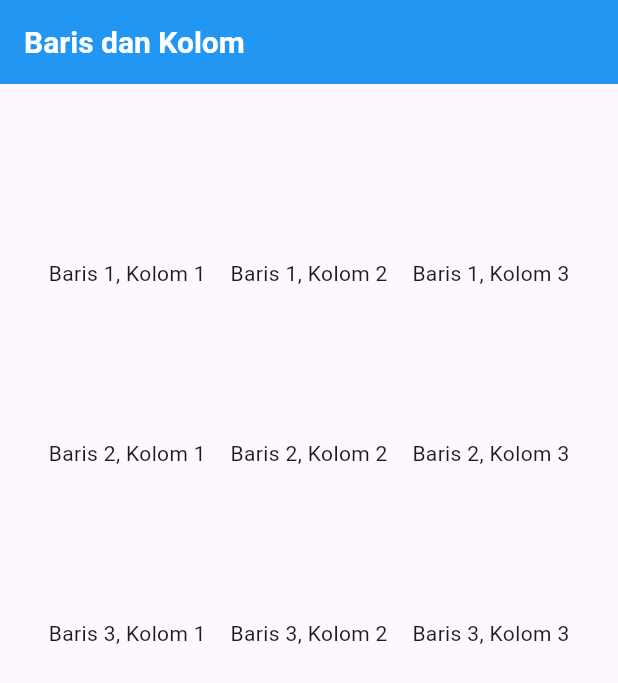
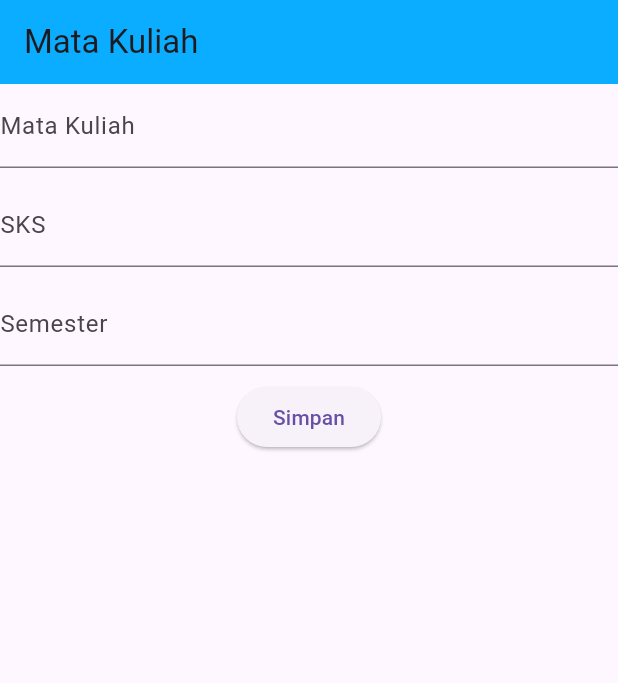
Before and after one commit to IllonaRevaAuryn19232016/LATIHAN_FLUTTER1, a Flutter app: the screen it shows after launch, on a phone screen of 412 x 824 dp. Shown: the top 683 px of the screen. Run offline on Flutter 3.47's test engine with Material 3 defaults, Android fonts, the phone set to English and light mode, and no system bars.

Commit message:
Tgs pertemuan 7 Mobile Programming

```diff
--- a/lib/main.dart
+++ b/lib/main.dart
@@ -1,7 +1,9 @@
 import 'package:flutter/material.dart';
-import 'baris_kolom.dart';
+import 'mata_kuliah.dart'; // file form input mata kuliah
 
-void main() => runApp(const MyApp());
+void main() {
+  runApp(const MyApp());
+}
 
 class MyApp extends StatelessWidget {
   const MyApp({super.key});
@@ -10,8 +12,7 @@ class MyApp extends StatelessWidget {
   Widget build(BuildContext context) {
     return MaterialApp(
       title: 'Latihan Flutter',
-      debugShowCheckedModeBanner: false,
-      home: const BarisKolomPage(),
+      home: MataKuliahForm(), // halaman pertama adalah form input
     );
   }
 }
--- /dev/null
+++ b/lib/mata_kuliah.dart
@@ -0,0 +1,80 @@
+import 'package:flutter/material.dart';
+import './mata_kuliah_detail.dart';
+
+class MataKuliahForm extends StatefulWidget {
+  const MataKuliahForm({super.key});
+
+  @override
+  State<MataKuliahForm> createState() => _MataKuliahFormState();
+}
+
+class _MataKuliahFormState extends State<MataKuliahForm> {
+  final _formKey = GlobalKey<FormState>();
+  final _mataKuliahCtrl = TextEditingController();
+  final _sksCtrl = TextEditingController();
+  final _semesterCtrl = TextEditingController();
+
+  @override
+  Widget build(BuildContext context) {
+    return Scaffold(
+      appBar: AppBar(
+        title: Text("Mata Kuliah"),
+        backgroundColor: Color.fromARGB(255, 10, 173, 255), // warna bg sesuai keinginan
+      ),
+      body: Form(
+        key: _formKey,
+        child: Column(
+          children: [
+            mataKuliahField(),
+            SizedBox(height: 10),
+            sksField(),
+            SizedBox(height: 10),
+            semesterField(),
+            SizedBox(height: 10),
+            tombolSimpan()
+          ],
+        ),
+      ),
+    );
+  }
+
+  Widget mataKuliahField() {
+    return TextField(
+      decoration: InputDecoration(labelText: "Mata Kuliah"),
+      controller: _mataKuliahCtrl,
+    );
+  }
+
+  Widget sksField() {
+    return TextField(
+      decoration: InputDecoration(labelText: "SKS"),
+      controller: _sksCtrl,
+      keyboardType: TextInputType.number,
+    );
+  }
+
+  Widget semesterField() {
+    return TextField(
+      decoration: InputDecoration(labelText: "Semester"),
+      controller: _semesterCtrl,
+    );
+  }
+
+  Widget tombolSimpan() {
+    return ElevatedButton(
+      onPressed: () {
+        Navigator.push(
+          context,
+          MaterialPageRoute(
+            builder: (context) => MataKuliahDetail(
+              mataKuliah: _mataKuliahCtrl.text,
+              sks: int.tryParse(_sksCtrl.text) ?? 0,
+              semester: _semesterCtrl.text,
+            ),
+          ),
+        );
+      },
+      child: Text("Simpan"),
+    );
+  }
+}
--- /dev/null
+++ b/lib/mata_kuliah_detail.dart
@@ -0,0 +1,33 @@
+import 'package:flutter/material.dart';
+
+class MataKuliahDetail extends StatelessWidget {
+  final String mataKuliah;
+  final int sks;
+  final String semester;
+
+  const MataKuliahDetail({
+    super.key,
+    required this.mataKuliah,
+    required this.sks,
+    required this.semester,
+  });
+
+  @override
+  Widget build(BuildContext context) {
+    return Scaffold(
+      appBar: AppBar(
+        title: Text("Detail Mata Kuliah"),
+        backgroundColor: Color.fromARGB(255, 10, 173, 255), // warna bg sesuai keinginan
+      ),
+      body: Center(
+        child: Column(
+          children: [
+            Text("Mata Kuliah: $mataKuliah"),
+            Text("SKS: $sks"),
+            Text("Semester: $semester")
+          ],
+        ),
+      ),
+    );
+  }
+}
```
Also changed, not shown: lib/contoh_stateful.dart (added, +40 -0 lines), lib/contoh_stateless.dart (added, +28 -0 lines), lib/halaman_kedua.dart (added, +15 -0 lines), lib/halaman_pertama.dart (added, +25 -0 lines), lib/mahasiswa_detail.dart (added, +24 -0 lines), lib/mahasiswa_form.dart (added, +72 -0 lines), lib/parsing.dart (added, +23 -0 lines), lib/widget/card_widget.dart (added, +18 -0 lines).
